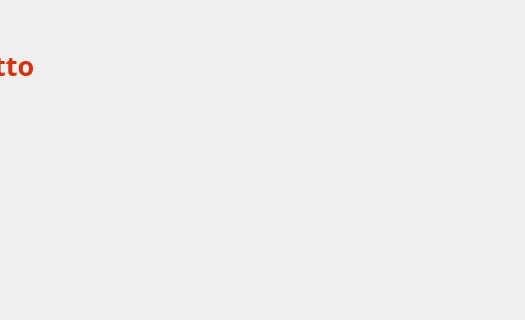
Before: the Qt Designer form Viste/VistaVisualizzaProdottoAmministratore.ui in GiacomoPrincipi/CineMax, drawn with Qt 5; both pictures show x 265 to 790 and y 0 to 320 of the 790 by 499 pixel window.
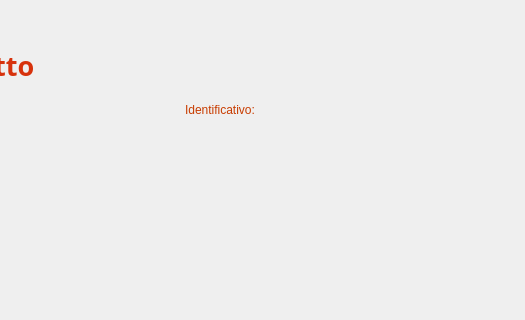
After: the same form once the commit is applied. Icons and pictures are not drawn. Custom widgets are drawn as their Qt base class.

What changed in the file:
```diff
--- a/Viste/VistaVisualizzaProdottoAmministratore.ui
+++ b/Viste/VistaVisualizzaProdottoAmministratore.ui
@@ -418,6 +418,45 @@
     <string>Elimina</string>
    </property>
   </widget>
+  <widget class="QLabel" name="labelId">
+   <property name="geometry">
+    <rect>
+     <x>450</x>
+     <y>100</y>
+     <width>111</width>
+     <height>20</height>
+    </rect>
+   </property>
+   <property name="styleSheet">
+    <string notr="true">QLabel {
+    color: #C83C00;
+}</string>
+   </property>
+   <property name="text">
+    <string>Identificativo:</string>
+   </property>
+   <property name="alignment">
+    <set>Qt::AlignmentFlag::AlignLeading|Qt::AlignmentFlag::AlignLeft|Qt::AlignmentFlag::AlignVCenter</set>
+   </property>
+  </widget>
+  <widget class="QLabel" name="labelIdProdotto">
+   <property name="geometry">
+    <rect>
+     <x>450</x>
+     <y>130</y>
+     <width>141</width>
+     <height>20</height>
+    </rect>
+   </property>
+   <property name="styleSheet">
+    <string notr="true">QLabel {
+    color: #962D00;
+}</string>
+   </property>
+   <property name="text">
+    <string/>
+   </property>
+  </widget>
  </widget>
  <customwidgets>
   <customwidget>
```
